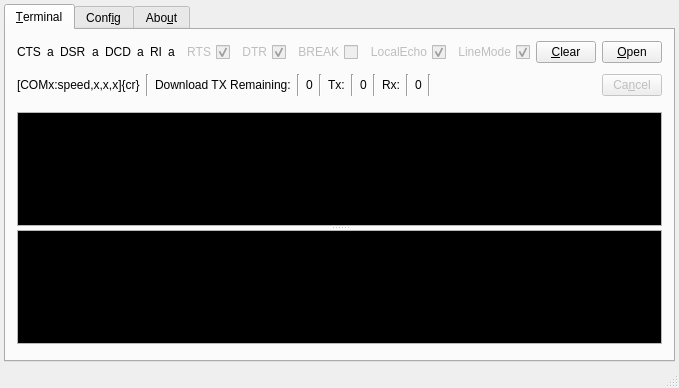
Qt form UwxMainWindow.ui (LairdCP/UwTerminalX) before a commit.
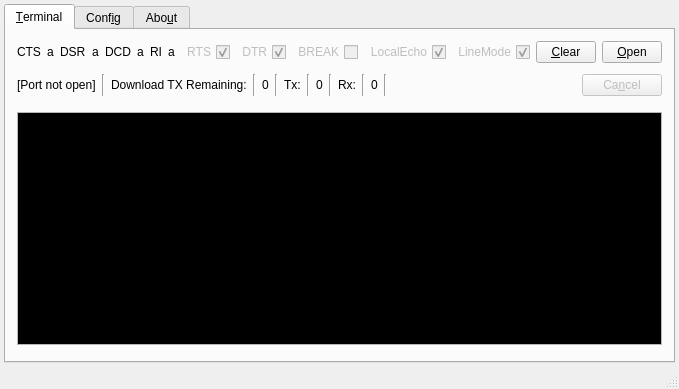
The same form after that commit. The open tabs and pages were chosen to show the change. Custom widgets are drawn as their Qt base class.

Commit message: Initial commit, v0.85 with single window

Diff of the .ui file:
```diff
--- a/UwxMainWindow.ui
+++ b/UwxMainWindow.ui
@@ -6,8 +6,8 @@
    <rect>
     <x>0</x>
     <y>0</y>
-    <width>624</width>
-    <height>388</height>
+    <width>648</width>
+    <height>389</height>
    </rect>
   </property>
   <property name="sizePolicy">
@@ -306,7 +306,7 @@
               <item>
                <widget class="QLabel" name="label_TermConn">
                 <property name="text">
-                 <string>[COMx:speed,x,x,x]{cr}</string>
+                 <string>[Port not open]</string>
                 </property>
                </widget>
               </item>
@@ -445,7 +445,7 @@
                 </property>
                 <property name="maximumSize">
                  <size>
-                  <width>60</width>
+                  <width>80</width>
                   <height>16777215</height>
                  </size>
                 </property>
@@ -475,123 +475,12 @@
                 <property name="orientation">
                  <enum>Qt::Vertical</enum>
                 </property>
-                <widget class="QPlainTextEdit" name="text_TermData">
-                 <property name="palette">
-                  <palette>
-                   <active>
-                    <colorrole role="WindowText">
-                     <brush brushstyle="SolidPattern">
-                      <color alpha="255">
-                       <red>255</red>
-                       <green>255</green>
-                       <blue>255</blue>
-                      </color>
-                     </brush>
-                    </colorrole>
-                    <colorrole role="Text">
-                     <brush brushstyle="SolidPattern">
-                      <color alpha="255">
-                       <red>255</red>
-                       <green>255</green>
-                       <blue>255</blue>
-                      </color>
-                     </brush>
-                    </colorrole>
-                    <colorrole role="Base">
-                     <brush brushstyle="SolidPattern">
-                      <color alpha="255">
-                       <red>0</red>
-                       <green>0</green>
-                       <blue>0</blue>
-                      </color>
-                     </brush>
-                    </colorrole>
-                   </active>
-                   <inactive>
-                    <colorrole role="WindowText">
-                     <brush brushstyle="SolidPattern">
-                      <color alpha="255">
-                       <red>255</red>
-                       <green>255</green>
-                       <blue>255</blue>
-                      </color>
-                     </brush>
-                    </colorrole>
-                    <colorrole role="Text">
-                     <brush brushstyle="SolidPattern">
-                      <color alpha="255">
-                       <red>255</red>
-                       <green>255</green>
-                       <blue>255</blue>
-                      </color>
-                     </brush>
-                    </colorrole>
-                    <colorrole role="Base">
-                     <brush brushstyle="SolidPattern">
-                      <color alpha="255">
-                       <red>0</red>
-                       <green>0</green>
-                       <blue>0</blue>
-                      </color>
-                     </brush>
-                    </colorrole>
-                   </inactive>
-                   <disabled>
-                    <colorrole role="WindowText">
-                     <brush brushstyle="SolidPattern">
-                      <color alpha="255">
-                       <red>120</red>
-                       <green>120</green>
-                       <blue>120</blue>
-                      </color>
-                     </brush>
-                    </colorrole>
-                    <colorrole role="Text">
-                     <brush brushstyle="SolidPattern">
-                      <color alpha="255">
-                       <red>120</red>
-                       <green>120</green>
-                       <blue>120</blue>
-                      </color>
-                     </brush>
-                    </colorrole>
-                    <colorrole role="Base">
-                     <brush brushstyle="SolidPattern">
-                      <color alpha="255">
-                       <red>240</red>
-                       <green>240</green>
-                       <blue>240</blue>
-                      </color>
-                     </brush>
-                    </colorrole>
-                   </disabled>
-                  </palette>
-                 </property>
-                 <property name="verticalScrollBarPolicy">
-                  <enum>Qt::ScrollBarAsNeeded</enum>
-                 </property>
-                 <property name="horizontalScrollBarPolicy">
-                  <enum>Qt::ScrollBarAlwaysOff</enum>
-                 </property>
-                 <property name="sizeAdjustPolicy">
-                  <enum>QAbstractScrollArea::AdjustToContentsOnFirstShow</enum>
-                 </property>
-                 <property name="undoRedoEnabled">
-                  <bool>false</bool>
-                 </property>
-                 <property name="readOnly">
-                  <bool>true</bool>
-                 </property>
-                 <property name="plainText">
-                  <string notr="true"/>
-                 </property>
-                </widget>
                 <widget class="LrdScrollEdit" name="text_TermEditData">
                  <property name="enabled">
                   <bool>true</bool>
                  </property>
                  <property name="sizePolicy">
-                  <sizepolicy hsizetype="Expanding" vsizetype="Minimum">
+                  <sizepolicy hsizetype="Expanding" vsizetype="Expanding">
                    <horstretch>0</horstretch>
                    <verstretch>0</verstretch>
                   </sizepolicy>
@@ -599,7 +488,7 @@
                  <property name="maximumSize">
                   <size>
                    <width>16777215</width>
-                   <height>200</height>
+                   <height>166666</height>
                   </size>
                  </property>
                  <property name="palette">
@@ -703,7 +592,7 @@
                   <enum>QAbstractScrollArea::AdjustToContents</enum>
                  </property>
                  <property name="readOnly">
-                  <bool>true</bool>
+                  <bool>false</bool>
                  </property>
                 </widget>
                </widget>
```
Left out of the diff: 68 changed lines with no effect on the pictures. Lines whose indentation alone changed are shown as unchanged. The commit also changes 5 other files.
